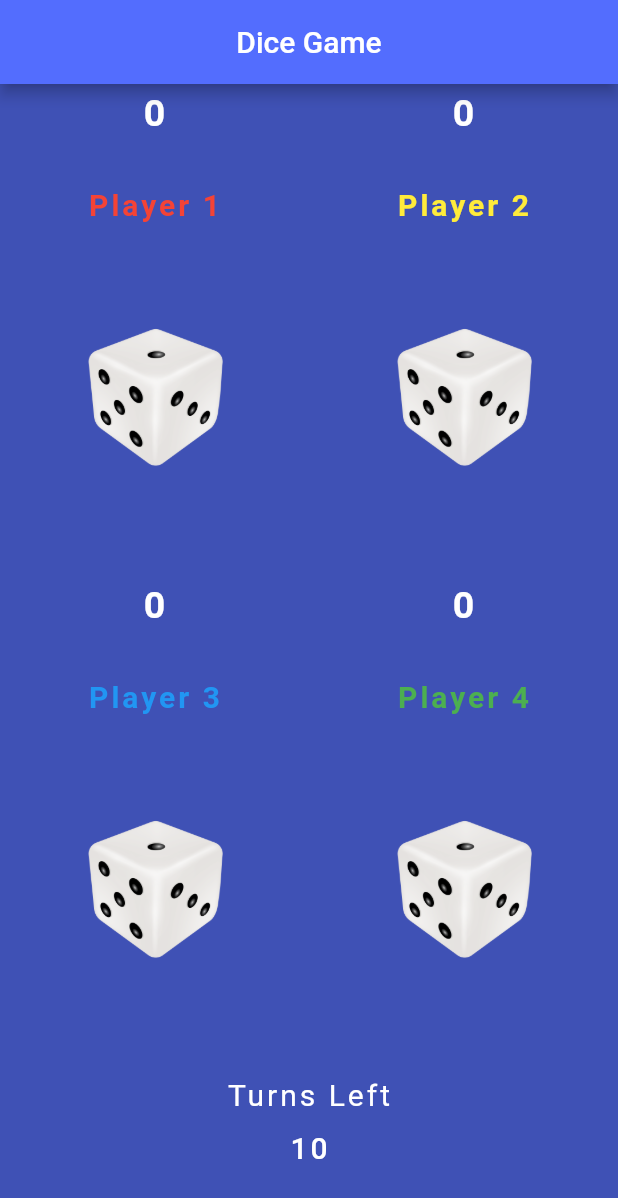
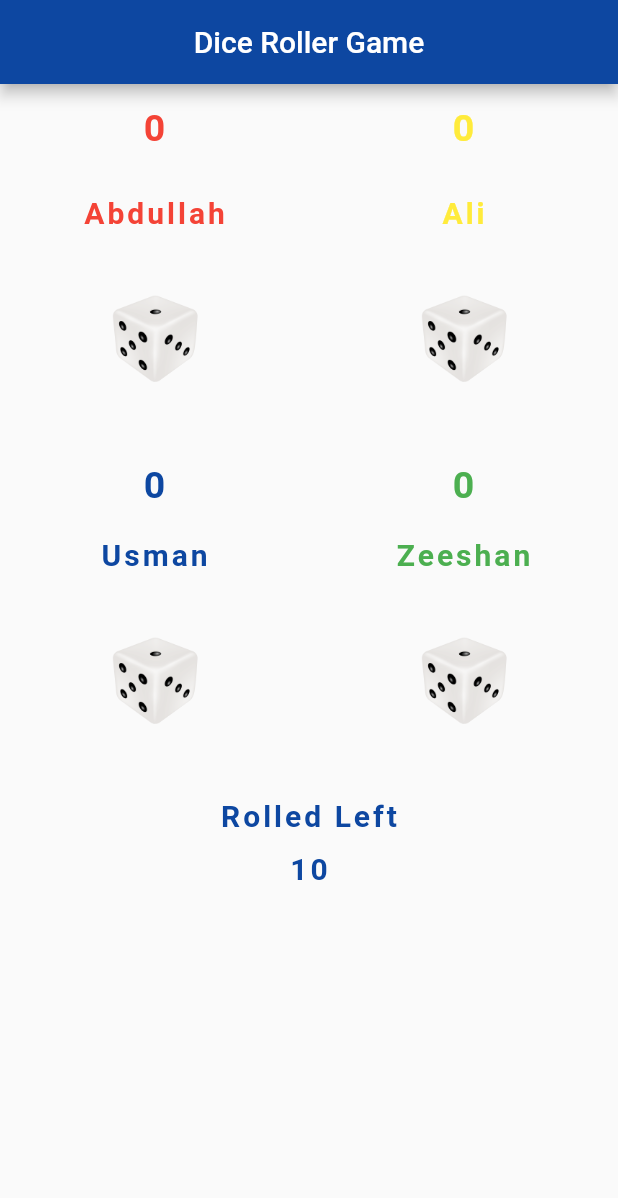
Before and after one commit to alihaider678/Flutter-Tasks, a Flutter app: the screen it shows after launch, on a phone screen of 412 x 824 dp. Shown: the top 1198 px of the screen. Run offline on Flutter 3.47's test engine with Material 2 defaults, Android fonts, the light colour scheme and no system bars; our stand-ins replace google_fonts; Roboto replaces fonts that are missing (Orbitron).

Commit message:
update
Dice, Players chnging code

```diff
--- a/dice_roller_game/lib/main.dart
+++ b/dice_roller_game/lib/main.dart
@@ -32,11 +32,10 @@ class _DiceGameState extends State<DiceGame> {
     return MaterialApp(
       debugShowCheckedModeBanner: false,
       home: Scaffold(
-        backgroundColor: Colors.indigo[500],
+        //backgroundColor: Colors.blue.shade900,
         appBar: AppBar(
-          title: Text('Dice Game'),
-          // backgroundColor: Colors.teal[200],
-          backgroundColor: Colors.indigoAccent,
+          title: Text('Dice Roller Game'),
+          backgroundColor: Colors.blue.shade900,
           centerTitle: true,
         ),
         body: SingleChildScrollView(
@@ -47,15 +46,14 @@ class _DiceGameState extends State<DiceGame> {
                 children: [
                   Expanded(
                     child: Container(
-                      padding: EdgeInsets.all(5.0),
+                      padding: EdgeInsets.all(15.0),
                       child: Center(
                         child: Text(
                           '$playerOneScore',
                           style: TextStyle(
                             fontSize: 25.0,
                             fontWeight: FontWeight.bold,
-                            color: Colors.white,
-                            fontFamily: 'Orbitron',
+                            color: Colors.red,
                             letterSpacing: 2.0,
                           ),
                         ),
@@ -64,15 +62,14 @@ class _DiceGameState extends State<DiceGame> {
                   ),
                   Expanded(
                     child: Container(
-                      padding: EdgeInsets.all(5.0),
+                      padding: EdgeInsets.all(15.0),
                       child: Center(
                         child: Text(
                           '$playerTwoScore',
                           style: TextStyle(
                             fontSize: 25.0,
                             fontWeight: FontWeight.bold,
-                            color: Colors.white,
-                            fontFamily: 'Orbitron',
+                            color: Colors.yellow,
                             letterSpacing: 2.0,
                           ),
                         ),
@@ -85,15 +82,14 @@ class _DiceGameState extends State<DiceGame> {
                 children: [
                   Expanded(
                     child: Container(
-                      padding: EdgeInsets.all(30.0),
+                      padding: EdgeInsets.all(15.0),
                       child: Center(
                         child: Text(
-                          'Player 1',
+                          'Abdullah',
                           style: TextStyle(
                             fontSize: 20.0,
                             fontWeight: FontWeight.bold,
                             color: Colors.red,
-                            fontFamily: 'Orbitron',
                             letterSpacing: 2.0,
                           ),
                         ),
@@ -102,15 +98,14 @@ class _DiceGameState extends State<DiceGame> {
                   ),
                   Expanded(
                     child: Container(
-                      padding: EdgeInsets.all(30.0),
+                      padding: EdgeInsets.all(15.0),
                       child: Center(
                         child: Text(
-                          'Player 2',
+                          'Ali',
                           style: TextStyle(
                             fontSize: 20.0,
                             fontWeight: FontWeight.bold,
                             color: Colors.yellow,
-                            fontFamily: 'Orbitron',
                             letterSpacing: 2.0,
                           ),
                         ),
@@ -137,7 +132,8 @@ class _DiceGameState extends State<DiceGame> {
                           : null,
                       child: Image.asset(
                         'assets/images/Dice $leftDiceNumber.png',
-                        //color: Colors.white,
+                        width: 120,
+                        height: 120,
                       ),
                     ),
                   ),
@@ -161,11 +157,11 @@ class _DiceGameState extends State<DiceGame> {
                             p3IsEnabled = false;
                             p4IsEnabled = false;
                             if (playerOneScore > playerTwoScore) {
-                              turnsLeft = 'Player 1 won, tap to replay!';
+                              turnsLeft = ' won, tap to play again!';
                             } else if (playerTwoScore == playerOneScore) {
                               turnsLeft = 'Drawn, tap to replay!';
                             } else {
-                              turnsLeft = 'Player 2 won, tap to restart!';
+                              turnsLeft = 'Ali won, tap to play again!';
                             }
                           }
                         });
@@ -174,6 +170,8 @@ class _DiceGameState extends State<DiceGame> {
                           : null,
                       child: Image.asset(
                         'assets/images/Dice $rightDiceNumber.png',
+                        width: 120,
+                        height: 120,
                         //color: Colors.white,
                       ),
                     ),
@@ -191,8 +189,7 @@ class _DiceGameState extends State<DiceGame> {
                           style: TextStyle(
                             fontSize: 25.0,
                             fontWeight: FontWeight.bold,
-                            color: Colors.white,
-                            fontFamily: 'Orbitron',
+                            color: Colors.blue.shade900,
                             letterSpacing: 2.0,
                           ),
                         ),
@@ -208,8 +205,7 @@ class _DiceGameState extends State<DiceGame> {
                           style: TextStyle(
                             fontSize: 25.0,
                             fontWeight: FontWeight.bold,
-                            color: Colors.white,
-                            fontFamily: 'Orbitron',
+                            color: Colors.green,
                             letterSpacing: 2.0,
                           ),
                         ),
@@ -222,15 +218,14 @@ class _DiceGameState extends State<DiceGame> {
                 children: [
                   Expanded(
                     child: Container(
-                      padding: EdgeInsets.all(30.0),
+                      padding: EdgeInsets.all(15.0),
                       child: Center(
                         child: Text(
-                          'Player 3',
+                          'Usman',
                           style: TextStyle(
                             fontSize: 20.0,
                             fontWeight: FontWeight.bold,
-                            color: Colors.blue,
-                            fontFamily: 'Orbitron',
+                            color: Colors.blue.shade900,
                             letterSpacing: 2.0,
                           ),
                         ),
@@ -239,15 +234,14 @@ class _DiceGameState extends State<DiceGame> {
                   ),
                   Expanded(
                     child: Container(
-                      padding: EdgeInsets.all(30.0),
+                      padding: EdgeInsets.all(15.0),
                       child: Center(
                         child: Text(
-                          'Player 4',
+                          'Zeeshan',
                           style: TextStyle(
                             fontSize: 20.0,
                             fontWeight: FontWeight.bold,
                             color: Colors.green,
-                            fontFamily: 'Orbitron',
                             letterSpacing: 2.0,
                           ),
                         ),
@@ -274,7 +268,8 @@ class _DiceGameState extends State<DiceGame> {
                           : null,
                       child: Image.asset(
                         'assets/images/Dice $bottomleftDiceNumber.png',
-                        //color: Colors.white,
+                        width: 120,
+                        height: 120,
                       ),
                     ),
                   ),
@@ -294,21 +289,19 @@ class _DiceGameState extends State<DiceGame> {
                           : null,
                       child: Image.asset(
                         'assets/images/Dice $bottomrightDiceNumber.png',
-                        //color: Colors.white,
+                        width: 120,
+                        height: 120,
                       ),
                     ),
                   ),
                 ],
               ),
-              SizedBox(
-                height: 6.0,
-              ),
               Text(
-                'Turns Left',
+                'Rolled Left',
                 style: TextStyle(
                   fontSize: 20.0,
-                  color: Colors.white,
-                  fontFamily: 'Orbitron',
+                  fontWeight: FontWeight.bold,
+                  color: Colors.blue.shade900,
                   letterSpacing: 2.0,
                 ),
               ),
@@ -333,9 +326,9 @@ class _DiceGameState extends State<DiceGame> {
                 child: Text(
                   '$turnsLeft',
                   style: TextStyle(
-                    color: Colors.white,
+                    color: Colors.blue.shade900,
                     fontSize: 20.0,
-                    fontFamily: 'Orbitron',
+                    fontWeight: FontWeight.bold,
                     letterSpacing: 2.0,
                   ),
                 ),
```
Also changed, not shown: practice/lib/main.dart (+158 -158 lines), practice/images/Dice 1.png (deleted), practice/images/Dice 2.png (deleted), practice/images/Dice 3.png (deleted), practice/images/Dice 4.png (deleted), practice/images/Dice 5.png (deleted), practice/images/Dice 6.png (deleted), practice/images/dice1.png (added), practice/images/dice2.png (added), practice/images/dice3.png (added), practice/images/dice4.png (added), practice/images/dice5.png (added), practice/images/dice6.png (added).
